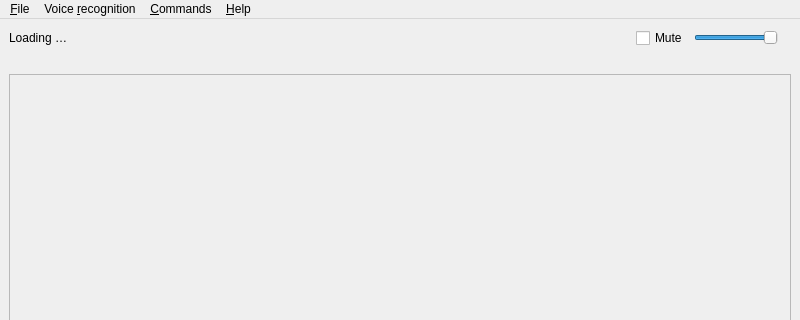
The window that ui/mainwindow.ui (tim-gromeyer/VoiceAssistant) describes before a commit, drawn with Qt 5; both pictures show x 0 to 800 and y 0 to 320 of the 800 by 600 pixel window.
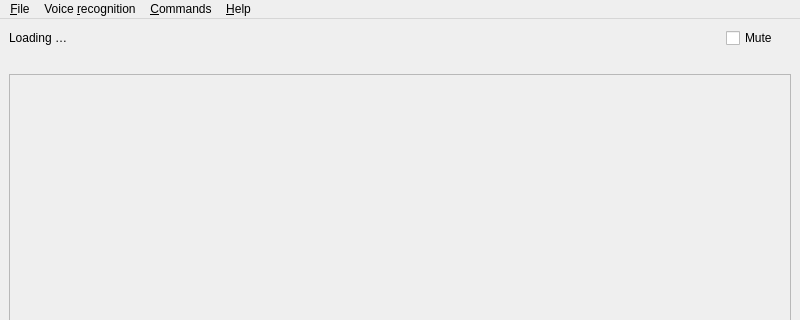
The same window after the commit. Icons and pictures are not drawn.

```diff
--- a/ui/mainwindow.ui
+++ b/ui/mainwindow.ui
@@ -16,7 +16,7 @@
   <widget class="QWidget" name="container">
    <layout class="QVBoxLayout" name="verticalLayout" stretch="0,0,0">
     <item>
-     <layout class="QHBoxLayout" name="horizontalLayout" stretch="1,0,0,0">
+     <layout class="QHBoxLayout" name="horizontalLayout" stretch="1,0,0">
       <item>
        <widget class="QLabel" name="statusLabel">
         <property name="text">
@@ -39,27 +39,7 @@
          <string>Mute</string>
         </property>
         <property name="icon">
-         <iconset theme="audio-input-microphone">
-          <normaloff>.</normaloff>.</iconset>
-        </property>
-       </widget>
-      </item>
-      <item>
-       <widget class="QSlider" name="volumeSlider">
-        <property name="maximum">
-         <number>10</number>
-        </property>
-        <property name="pageStep">
-         <number>5</number>
-        </property>
-        <property name="value">
-         <number>10</number>
-        </property>
-        <property name="orientation">
-         <enum>Qt::Horizontal</enum>
-        </property>
-        <property name="tickPosition">
-         <enum>QSlider::NoTicks</enum>
+         <iconset theme="audio-input-microphone"/>
         </property>
        </widget>
       </item>
```
Left out of the diff: 7 changed lines with no effect on the pictures.
